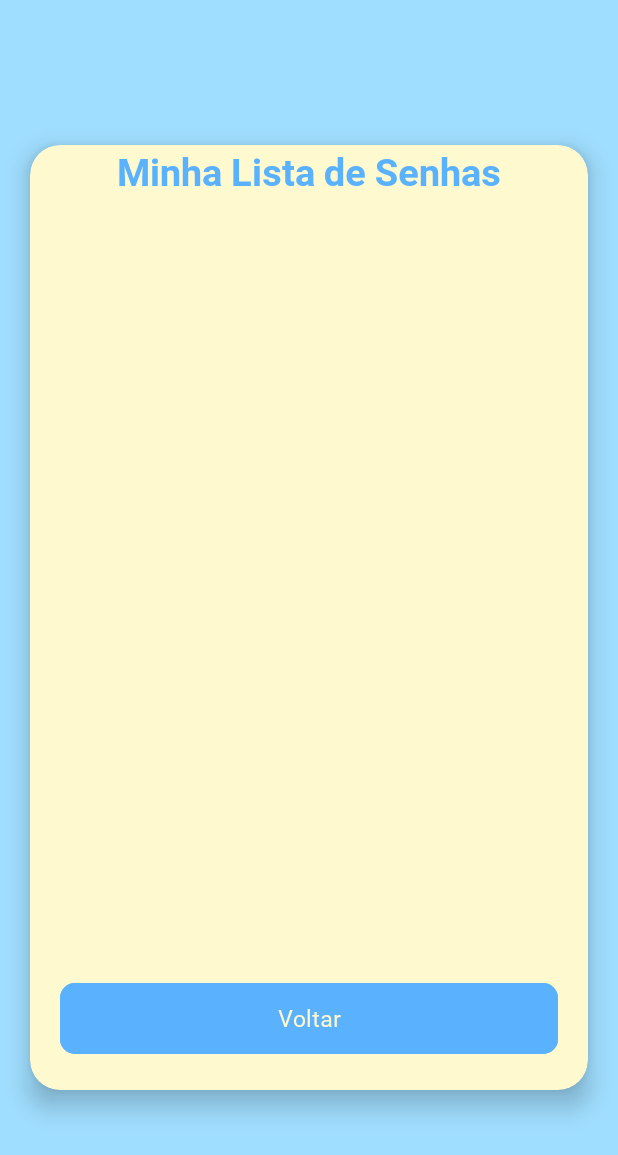
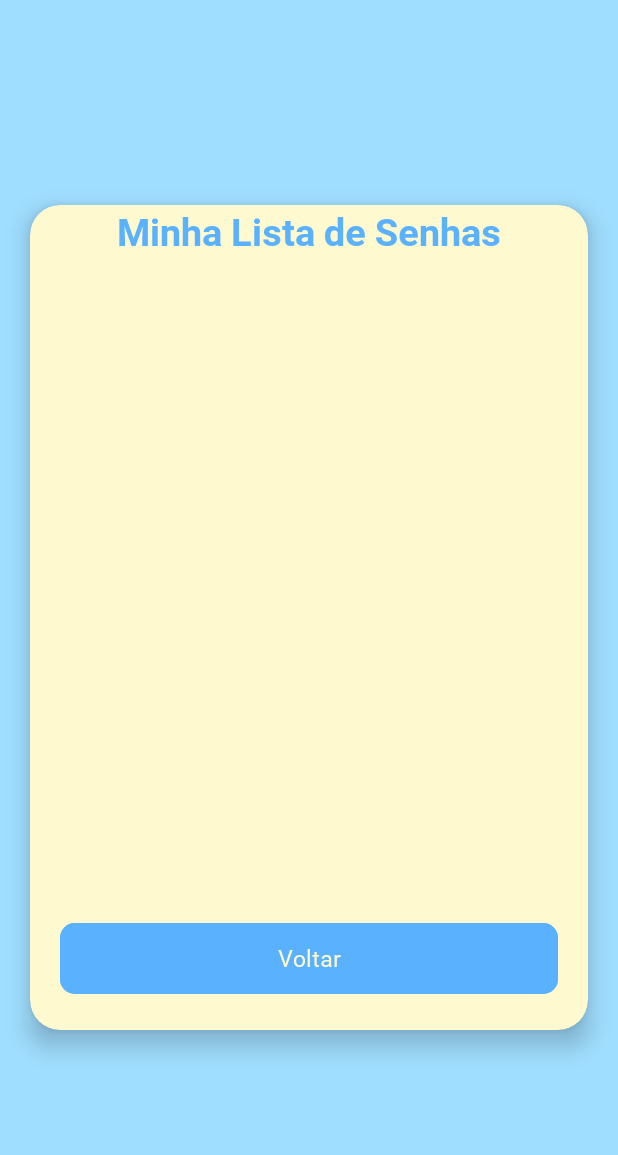
Before and after one commit to mstewart796/MinhasSenhas, an Android app: the DataListActivity screen opened directly, with no data from a screen before it, on a phone screen of 412 x 824 dp. Shown: the top 1155 px of the screen. Run offline under Robolectric (Android 15) with nearby library versions, the phone set to English and light mode, and no system bars.

Commit message:
Perfected size of RecyclerView

```diff
--- a/app/src/main/res/layout/activity_list_data.xml
+++ b/app/src/main/res/layout/activity_list_data.xml
@@ -38,7 +38,7 @@
             <androidx.recyclerview.widget.RecyclerView
                 android:id="@+id/rvData"
                 android:layout_width="match_parent"
-                android:layout_height="500dp"
+                android:layout_height="420dp"
                 android:layout_marginHorizontal="20dp"
                 android:layout_marginTop="10dp"
                 android:gravity="center"
```
